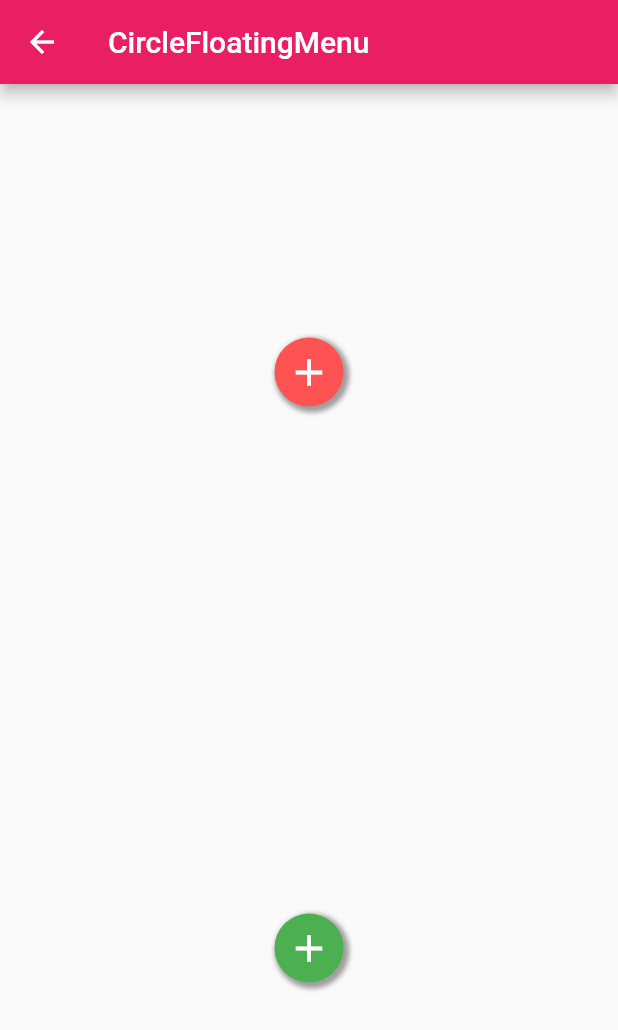
After one commit to yumi0629/FlutterUI, a Flutter app: the FloatingMenuPage screen opened by its route, on a phone screen of 412 x 824 dp. The commit adds this screen. Shown: the top 1030 px of the screen. Run offline on Flutter 3.47's test engine with Material 2 defaults, Android fonts, the phone set to English and light mode, and no system bars; drawn by our look-alikes of oktoast; our stand-ins replace permission_handler.

Commit message:
update circle floating button .

```diff
--- /dev/null
+++ b/lib/circlefloatingmenu/ciecle_floating_menu_page.dart
@@ -0,0 +1,77 @@
+import 'package:flutter/material.dart';
+import 'package:flutter_ui/circlefloatingmenu/circle_floating_menu.dart';
+import 'package:flutter_ui/circlefloatingmenu/floating_button.dart';
+
+class FloatingMenuPage extends StatelessWidget {
+  @override
+  Widget build(BuildContext context) {
+    return Scaffold(
+      appBar: AppBar(
+        title: Text('CircleFloatingMenu'),
+      ),
+      body: Column(
+        children: <Widget>[
+          Expanded(
+            child: CircleFloatingMenu(
+              startAngle: degToRad(-90.0),
+              endAngle: degToRad(90.0),
+              floatingButton: FloatingButton(
+                icon: Icons.add,
+                size: 30.0,
+                color: Colors.redAccent,
+              ),
+              subMenus: <Widget>[
+                FloatingButton(
+                  icon: Icons.widgets,
+                ),
+                FloatingButton(
+                  icon: Icons.book,
+                ),
+                FloatingButton(
+                  icon: Icons.translate,
+                ),
+                FloatingButton(
+                  icon: Icons.alarm_add,
+                ),
+                FloatingButton(
+                  icon: Icons.bluetooth,
+                ),
+              ],
+            ),
+            flex: 1,
+          ),
+          Expanded(
+            child: Center(
+              child: CircleFloatingMenu(
+                floatingButton: FloatingButton(
+                  color: Colors.green,
+                  icon: Icons.add,
+                  size: 30.0,
+                ),
+                subMenus: <Widget>[
+                  FloatingButton(
+                    icon: Icons.widgets,
+                    elevation: 0.0,
+                  ),
+                  FloatingButton(
+                    icon: Icons.translate,
+                    elevation: 0.0,
+                  ),
+                  FloatingButton(
+                    icon: Icons.alarm_add,
+                    elevation: 0.0,
+                  ),
+                  FloatingButton(
+                    icon: Icons.bluetooth,
+                    elevation: 0.0,
+                  ),
+                ],
+              ),
+            ),
+            flex: 1,
+          ),
+        ],
+      ),
+    );
+  }
+}
--- /dev/null
+++ b/lib/circlefloatingmenu/circle_floating_menu.dart
@@ -0,0 +1,152 @@
+import 'package:flutter/material.dart';
+import 'dart:math';
+
+typedef MenuToggled<state> = void Function(MenuState state);
+
+num degToRad(num deg) => deg * (pi / 180.0);
+
+num radToDeg(num rad) => rad * (180.0 / pi);
+
+enum MenuState {
+  OPEN,
+  CLOSE,
+}
+
+class CircleFloatingMenu extends StatefulWidget {
+  final Widget floatingButton;
+  final List<Widget> subMenus;
+  final double startAngle;
+  final double endAngle;
+  final Duration duration;
+  final MenuToggled menuToggled;
+
+  const CircleFloatingMenu({
+    Key key,
+    @required this.floatingButton,
+    @required this.subMenus,
+    this.startAngle = 180 * (pi / 180.0),
+    this.endAngle = 270 * (pi / 180.0),
+    this.duration = const Duration(milliseconds: 400),
+    this.menuToggled,
+  }) : super(key: key);
+
+  @override
+  State<StatefulWidget> createState() => CircleFloatingState();
+}
+
+class CircleFloatingState extends State<CircleFloatingMenu>
+    with TickerProviderStateMixin {
+  final double translateLength = 100.0;
+  MenuState _menuState = MenuState.CLOSE;
+  AnimationController _controller;
+  Map<String, Animation<double>> animations;
+
+  @override
+  void initState() {
+    _controller =
+        new AnimationController(duration: widget.duration, vsync: this)
+          ..addListener(() {
+            setState(() {});
+          });
+    _initAnimations();
+    super.initState();
+  }
+
+  @override
+  Widget build(BuildContext context) {
+    List<Widget> widgets = [];
+    for (int i = 0; i < widget.subMenus.length; i++) {
+      Widget sub = Transform.scale(
+        scale: animations["scale"].value,
+        child: Transform.translate(
+          offset: _getOffset(i),
+          child: Transform.rotate(
+            angle: degToRad(animations["rotate"].value * 360.0),
+            child: widget.subMenus[i],
+          ),
+        ),
+      );
+      widgets.add(sub);
+    }
+    widgets.add(GestureDetector(
+      child: widget.floatingButton,
+      onTap: toggleMenu,
+    ));
+    return Stack(
+      alignment: AlignmentDirectional.center,
+      children: widgets,
+    );
+  }
+
+  void toggleMenu() {
+    if (_controller.isAnimating) return;
+    if (_menuState == MenuState.OPEN) {
+      _controller.animateTo(0.0);
+      _menuState = MenuState.CLOSE;
+    } else if (_menuState == MenuState.CLOSE) {
+      _controller.forward();
+      _menuState = MenuState.OPEN;
+    }
+    if (widget.menuToggled != null) widget.menuToggled(_menuState);
+  }
+
+  void _initAnimations() {
+    animations = {
+      'scale': _generateScaleAnimation(),
+      'rotate': _generateRotateAnimation(),
+      'translate': _generateTranslateAnimation(),
+    };
+  }
+
+  Offset _getOffset(int index) {
+    if (widget.subMenus.length == 0) return Offset(0.0, 0.0);
+    if (widget.subMenus.length == 1)
+      return Offset(cos(widget.startAngle) * translateLength,
+          sin(widget.startAngle) * translateLength);
+    double curAngle = (widget.endAngle - widget.startAngle) /
+            (widget.subMenus.length - 1) *
+            index +
+        widget.startAngle;
+    return Offset(
+        cos(curAngle) * translateLength, sin(curAngle) * translateLength);
+  }
+
+  Animation<double> _generateScaleAnimation() {
+    return new Tween<double>(begin: 0.0, end: 1.0).animate(
+      new CurvedAnimation(
+        parent: _controller,
+        curve: new Interval(
+          0.0,
+          1.0,
+          curve: Curves.ease,
+        ),
+      ),
+    );
+  }
+
+  Animation<double> _generateRotateAnimation() {
+    return new Tween<double>(begin: 0.6, end: 1.0).animate(
+      new CurvedAnimation(
+        parent: _controller,
+        curve: new Interval(
+          0.0,
+          1.0,
+          curve: Curves.linear,
+        ),
+      ),
+    );
+  }
+
+  Animation<double> _generateTranslateAnimation() {
+    return new Tween<double>(begin: 0.0, end: 1.0).animate(
+      new CurvedAnimation(
+        parent: _controller,
+        curve: new Interval(
+          0.0,
+          1.0,
+          curve: Curves.ease,
+        ),
+      ),
+    );
+  }
+}
--- /dev/null
+++ b/lib/circlefloatingmenu/floating_button.dart
@@ -0,0 +1,39 @@
+import 'package:flutter/material.dart';
+
+class FloatingButton extends StatelessWidget {
+  final IconData icon;
+  final Color color;
+  final double size;
+  final double elevation;
+
+  const FloatingButton(
+      {Key key,
+      this.icon,
+      this.color = Colors.pinkAccent,
+      this.size,
+      this.elevation = 2.0})
+      : super(key: key);
+
+  @override
+  Widget build(BuildContext context) {
+    return new Container(
+      padding: EdgeInsets.all(8.0),
+      child: Icon(
+        icon,
+        color: Colors.white,
+        size: size ?? 24.0,
+      ),
+      decoration: BoxDecoration(
+        shape: BoxShape.circle,
+        color: color,
+        boxShadow: [
+          BoxShadow(
+              color: Colors.grey,
+              blurRadius: elevation,
+              offset: Offset(elevation, elevation),
+              spreadRadius: elevation)
+        ],
+      ),
+    );
+  }
+}
--- a/lib/main.dart
+++ b/lib/main.dart
@@ -1,5 +1,6 @@
 import 'package:flutter/material.dart';
 import 'package:flutter/rendering.dart';
+import 'package:flutter_ui/circlefloatingmenu/ciecle_floating_menu_page.dart';
 import 'package:flutter_ui/circleprogressbar/progress_bar_page.dart';
 import 'package:flutter_ui/draglike/drag_like.dart';
 import 'package:flutter_ui/likebutton/like_button_page.dart';
@@ -51,6 +52,7 @@ class MyApp extends StatelessWidget {
             UIRoute.likeButton: (_) => LikeButtonPage(),
             UIRoute.tipMenu: (_) => TipMenuPage(),
             UIRoute.scrawl: (_) => ContentPage(),
+            UIRoute.circleFloatingMenu: (_) => FloatingMenuPage(),
           },
         ));
   }
@@ -214,4 +216,9 @@ final List<_MenuData> menus = [
     icon: Icons.format_paint,
     routeName: UIRoute.scrawl,
   ),
+  const _MenuData(
+    title: 'CircleFloatingMenu',
+    icon: Icons.view_module,
+    routeName: UIRoute.circleFloatingMenu,
+  ),
 ];
--- a/lib/route.dart
+++ b/lib/route.dart
@@ -7,4 +7,5 @@ abstract class UIRoute{
   static const String likeButton = 'like_button';
   static const String tipMenu = 'tip_menu';
   static const String scrawl = 'scraw';
+  static const String circleFloatingMenu = 'circle_floating_menu';
 }
```
Also changed, not shown: 2 other files.
